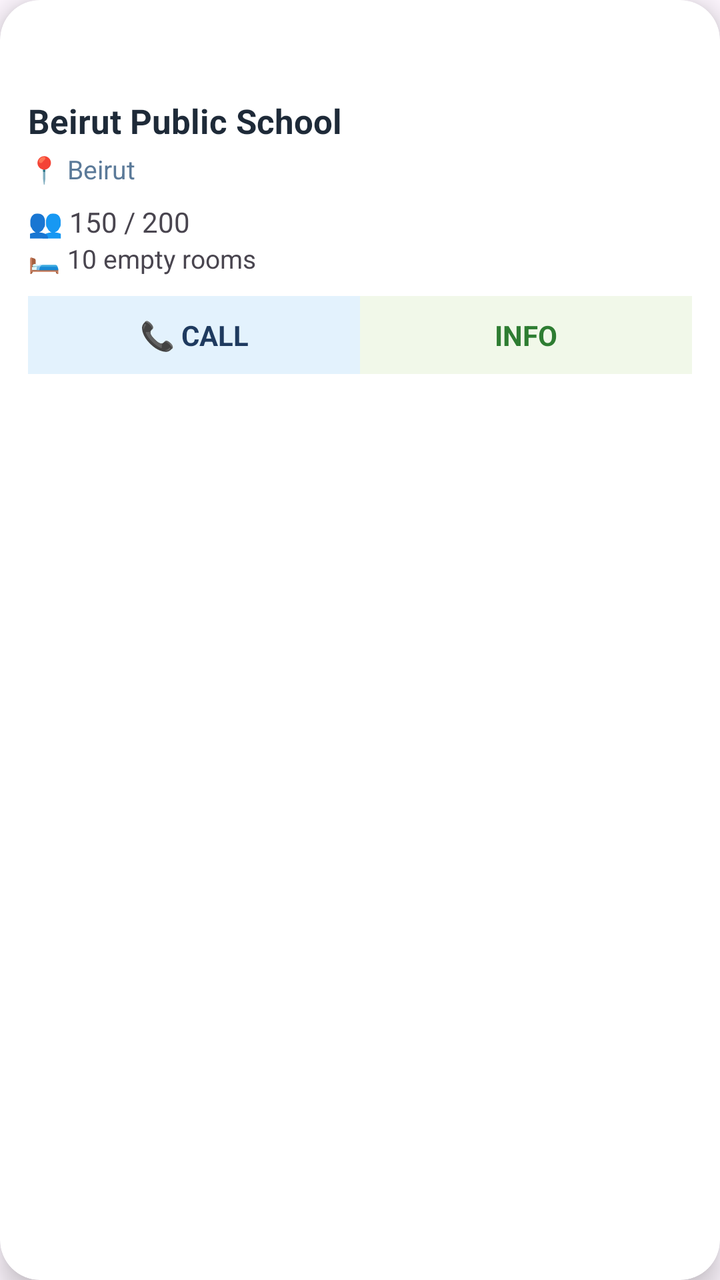
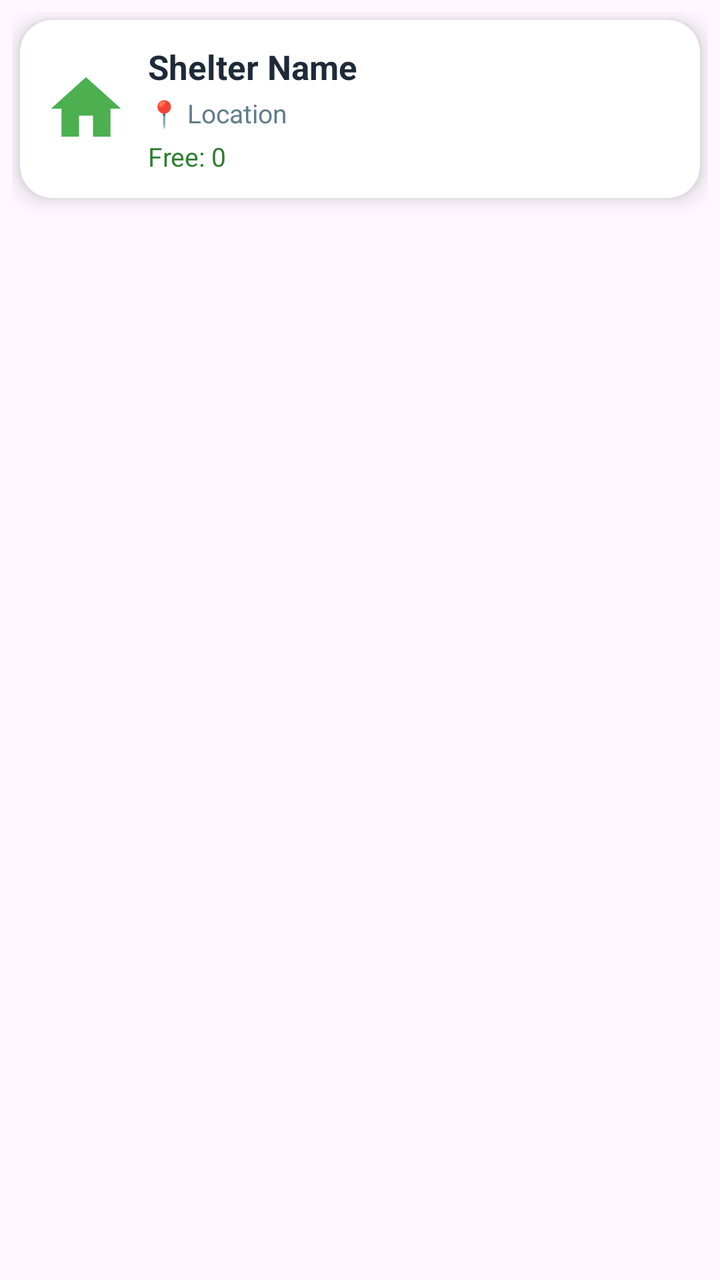

The first picture is an Android layout as it rendered before a commit; the second is the same layout after the commit. The layout source and the unified diff follow.
<!-- AndroidManifest.xml: application theme Theme.Crises -->
<!-- res/layout/item_public_shelter.xml -->
<?xml version="1.0" encoding="utf-8"?>
<androidx.cardview.widget.CardView
    xmlns:android="http://schemas.android.com/apk/res/android"
    xmlns:card_view="http://schemas.android.com/apk/res-auto"
    android:layout_width="match_parent"
    android:layout_height="wrap_content"
    android:layout_margin="12dp"
    card_view:cardCornerRadius="20dp"
    card_view:cardElevation="8dp">

    <LinearLayout
        android:layout_width="match_parent"
        android:layout_height="wrap_content"
        android:orientation="vertical">

        
        <TextView
            android:id="@+id/status"
            android:layout_width="match_parent"
            android:layout_height="wrap_content"
            android:text="AVAILABLE"
            android:textStyle="bold"
            android:textColor="#FFFFFF"
            android:padding="8dp"
            android:gravity="center"/>

        
        <LinearLayout
            android:layout_width="match_parent"
            android:layout_height="wrap_content"
            android:orientation="vertical"
            android:padding="14dp">

            
            <TextView
                android:id="@+id/name"
                android:text="Beirut Public School"
                android:textSize="17sp"
                android:textStyle="bold"
                android:textColor="#1E2A38"
                android:layout_width="match_parent"
                android:layout_height="wrap_content"/>

            
            <TextView
                android:id="@+id/location"
                android:text="📍 Beirut"
                android:textSize="13sp"
                android:textColor="#5B7A99"
                android:layout_marginTop="4dp"
                android:layout_width="wrap_content"
                android:layout_height="wrap_content"/>

            
            <TextView
                android:id="@+id/capacity"
                android:text="👥 150 / 200"
                android:textSize="14sp"
                android:layout_marginTop="8dp"
                android:layout_width="wrap_content"
                android:layout_height="wrap_content"/>

            
            <TextView
                android:id="@+id/rooms"
                android:text="🛏 10 empty rooms"
                android:textSize="13sp"
                android:layout_width="wrap_content"
                android:layout_height="wrap_content"/>

            
            <LinearLayout
                android:layout_width="match_parent"
                android:layout_height="wrap_content"
                android:orientation="horizontal"
                android:layout_marginTop="10dp">

                <TextView

                    android:layout_height="wrap_content"
                    android:id="@+id/call"
                    android:layout_width="0dp"
                    android:layout_weight="1"
                    android:text="📞 CALL"
                    android:gravity="center"
                    android:padding="10dp"
                    android:textStyle="bold"
                    android:background="#E3F2FD"
                    android:textColor="#1E3A5F"/>

                <TextView
                    android:layout_height="wrap_content"
                    android:id="@+id/details"
                    android:layout_width="0dp"
                    android:layout_weight="1"
                    android:text="INFO"
                    android:gravity="center"
                    android:padding="10dp"
                    android:textStyle="bold"
                    android:background="#F1F8E9"
                    android:textColor="#2E7D32"/>
            </LinearLayout>

        </LinearLayout>

    </LinearLayout>

</androidx.cardview.widget.CardView>
<!-- resources referenced by this layout -->
<resources>
  <style name="Theme.Crises" parent="Base.Theme.Crises" />
  <style name="Base.Theme.Crises" parent="Theme.Material3.DayNight.NoActionBar">
  
      </style>
</resources>

<!-- the commit's change to res/layout/item_public_shelter.xml (unified diff, before → after) -->
@@ -1,108 +1,91 @@
 <?xml version="1.0" encoding="utf-8"?>
-<androidx.cardview.widget.CardView
-    xmlns:android="http://schemas.android.com/apk/res/android"
+<LinearLayout xmlns:android="http://schemas.android.com/apk/res/android"
     xmlns:card_view="http://schemas.android.com/apk/res-auto"
     android:layout_width="match_parent"
     android:layout_height="wrap_content"
-    android:layout_margin="12dp"
-    card_view:cardCornerRadius="20dp"
-    card_view:cardElevation="8dp">
+    android:padding="6dp">
 
-    <LinearLayout
+    <androidx.cardview.widget.CardView
         android:layout_width="match_parent"
         android:layout_height="wrap_content"
-        android:orientation="vertical">
+        android:layout_margin="4dp"
+        card_view:cardCornerRadius="16dp"
+        card_view:cardElevation="6dp">
 
-        
-        <TextView
-            android:id="@+id/status"
-            android:layout_width="match_parent"
-            android:layout_height="wrap_content"
-            android:text="AVAILABLE"
-            android:textStyle="bold"
-            android:textColor="#FFFFFF"
-            android:padding="8dp"
-            android:gravity="center"/>
-
-        
         <LinearLayout
             android:layout_width="match_parent"
             android:layout_height="wrap_content"
-            android:orientation="vertical"
-            android:padding="14dp">
+            android:orientation="horizontal"
+            android:padding="12dp">
 
             
-            <TextView
-                android:id="@+id/name"
-                android:text="Beirut Public School"
-                android:textSize="17sp"
-                android:textStyle="bold"
-                android:textColor="#1E2A38"
-                android:layout_width="match_parent"
-                android:layout_height="wrap_content"/>
-
-            
-            <TextView
-                android:id="@+id/location"
-                android:text="📍 Beirut"
-                android:textSize="13sp"
-                android:textColor="#5B7A99"
-                android:layout_marginTop="4dp"
-                android:layout_width="wrap_content"
-                android:layout_height="wrap_content"/>
-
-            
-            <TextView
-                android:id="@+id/capacity"
-                android:text="👥 150 / 200"
-                android:textSize="14sp"
-                android:layout_marginTop="8dp"
-                android:layout_width="wrap_content"
-                android:layout_height="wrap_content"/>
-
-            
-            <TextView
-                android:id="@+id/rooms"
-                android:text="🛏 10 empty rooms"
-                android:textSize="13sp"
-                android:layout_width="wrap_content"
-                android:layout_height="wrap_content"/>
+            <ImageView
+                android:id="@+id/shelter_icon"
+                android:layout_width="42dp"
+                android:layout_height="42dp"
+                android:src="@drawable/ic_shelter_open"
+                android:layout_marginEnd="10dp"
+                android:layout_gravity="center_vertical"/>
 
             
             <LinearLayout
-                android:layout_width="match_parent"
+                android:layout_width="0dp"
                 android:layout_height="wrap_content"
-                android:orientation="horizontal"
-                android:layout_marginTop="10dp">
+                android:layout_weight="1"
+                android:orientation="vertical">
 
+                
+                <LinearLayout
+                    android:layout_width="match_parent"
+                    android:layout_height="wrap_content"
+                    android:orientation="horizontal">
+
+                    <TextView
+                        android:id="@+id/shelter_name"
+                        android:layout_width="0dp"
+                        android:layout_weight="1"
+                        android:layout_height="wrap_content"
+                        android:text="Shelter Name"
+                        android:textSize="17sp"
+                        android:textStyle="bold"
+                        android:textColor="#1E2A38"/>
+
+                    <TextView
+                        android:id="@+id/status"
+                        android:layout_width="wrap_content"
+                        android:layout_height="wrap_content"
+                        android:text="OPEN"
+                        android:textStyle="bold"
+                        android:textSize="11sp"
+                        android:textColor="#FFFFFF"
+                        android:paddingHorizontal="10dp"
+                        android:paddingVertical="4dp"/>
+                </LinearLayout>
+
+                
                 <TextView
+                    android:id="@+id/location"
+                    android:layout_width="match_parent"
+                    android:layout_height="wrap_content"
+                    android:text="📍 Location"
+                    android:textSize="13sp"
+                    android:textColor="#607D8B"
+                    android:layout_marginTop="3dp"/>
 
+                
+                <TextView
+                    android:id="@+id/available"
+                    android:layout_width="match_parent"
                     android:layout_height="wrap_content"
-                    android:id="@+id/call"
-                    android:layout_width="0dp"
-                    android:layout_weight="1"
-                    android:text="📞 CALL"
-                    android:gravity="center"
-                    android:padding="10dp"
-                    android:textStyle="bold"
-                    android:background="#E3F2FD"
-                    android:textColor="#1E3A5F"/>
+                    android:text="Free: 0"
+                    android:textSize="13sp"
+                    android:textColor="#2E7D32"
+                    android:layout_marginTop="4dp"/>
 
-                <TextView
-                    android:layout_height="wrap_content"
-                    android:id="@+id/details"
-                    android:layout_width="0dp"
-                    android:layout_weight="1"
-                    android:text="INFO"
-                    android:gravity="center"
-                    android:padding="10dp"
-                    android:textStyle="bold"
-                    android:background="#F1F8E9"
-                    android:textColor="#2E7D32"/>
             </LinearLayout>
 
         </LinearLayout>
 
-    </LinearLayout>
+    </androidx.cardview.widget.CardView>
 
-</androidx.cardview.widget.CardView>
+</LinearLayout>
<!-- resource entries referenced after the edit -->
@@ -1,5 +1,16 @@
 <!-- resources referenced by this layout -->
 <resources>
+  <!-- drawable ic_shelter_open (drawable) -->
+  <vector xmlns:android="http://schemas.android.com/apk/res/android"
+      android:width="24dp"
+      android:height="24dp"
+      android:viewportWidth="24"
+      android:viewportHeight="24">
+  
+      <path
+          android:fillColor="#4CAF50"
+          android:pathData="M10,20v-6h4v6h5v-8h3L12,3 2,12h3v8z"/>
+  </vector>
   <style name="Theme.Crises" parent="Base.Theme.Crises" />
   <style name="Base.Theme.Crises" parent="Theme.Material3.DayNight.NoActionBar">
   
